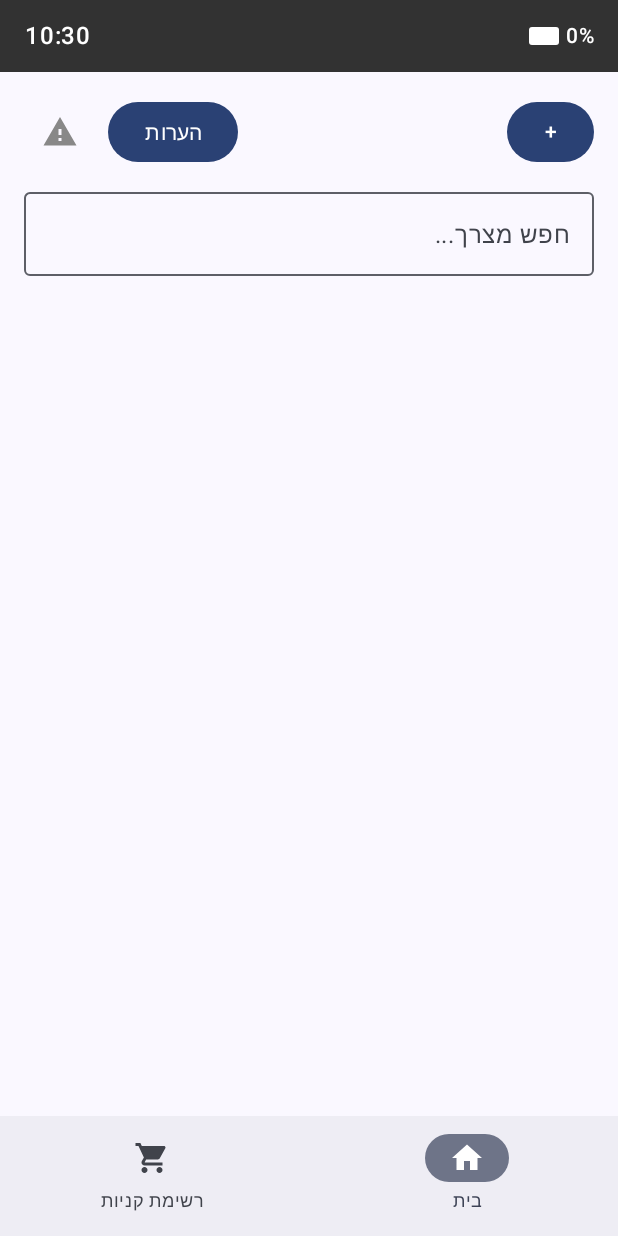
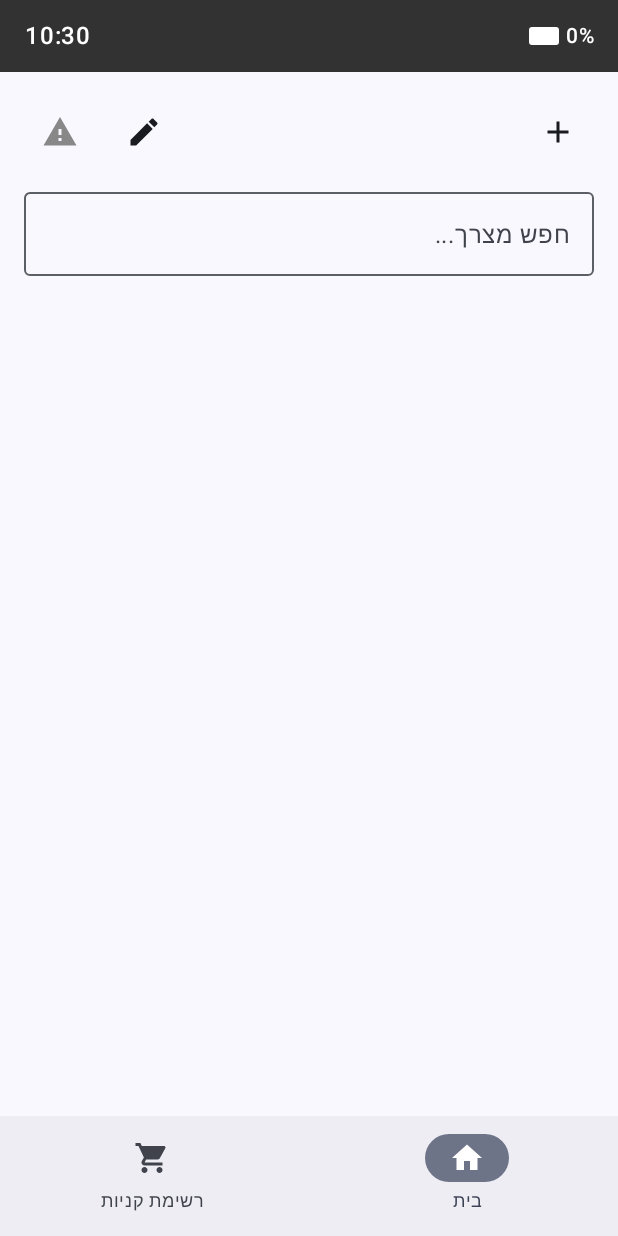
Before and after one commit to kriptogan/MyCart, an Android app built with Jetpack Compose: the screen it shows after launch (MainActivity), on a phone screen of 412 x 824 dp. Run offline under Robolectric (Android 15) with nearby library versions, the phone set to English and light mode, and no system bars.

Commit message:
change button into icons

```diff
--- a/app/src/main/java/com/kriptogan/supercart/MainActivity.kt
+++ b/app/src/main/java/com/kriptogan/supercart/MainActivity.kt
@@ -78,6 +78,7 @@ import androidx.compose.ui.draw.shadow
 import androidx.compose.ui.unit.dp
 import androidx.compose.ui.unit.sp
 import androidx.compose.foundation.clickable
+import androidx.compose.material.icons.filled.Add
 import androidx.datastore.core.DataStore
 import androidx.datastore.core.Serializer
 import androidx.datastore.dataStore
@@ -406,7 +407,7 @@ fun HomeScreen(
                     modifier = Modifier.fillMaxWidth().padding(bottom = 8.dp),
                     verticalAlignment = Alignment.CenterVertically
                 ) {
-                    Button(
+                    IconButton(
                         onClick = {
                             name = ""
                             selectedCategory = GroceryCategory.פירות
@@ -416,14 +417,20 @@ fun HomeScreen(
                         },
                         modifier = Modifier
                     ) {
-                        Text("+")
+                        Icon(
+                            imageVector = Icons.Default.Add,
+                            contentDescription = "הוסף מצרך"
+                        )
                     }
                     Spacer(modifier = Modifier.weight(1f))
-                    Button(
+                    IconButton(
                         onClick = { showNotesDialog = true },
                         modifier = Modifier.padding(end = 8.dp)
                     ) {
-                        Text("הערות")
+                        Icon(
+                            imageVector = Icons.Default.Edit,
+                            contentDescription = "הערות"
+                        )
                     }
                     IconButton(
                         onClick = { if (hasExpiring) showExpiringOnly = !showExpiringOnly },
```
